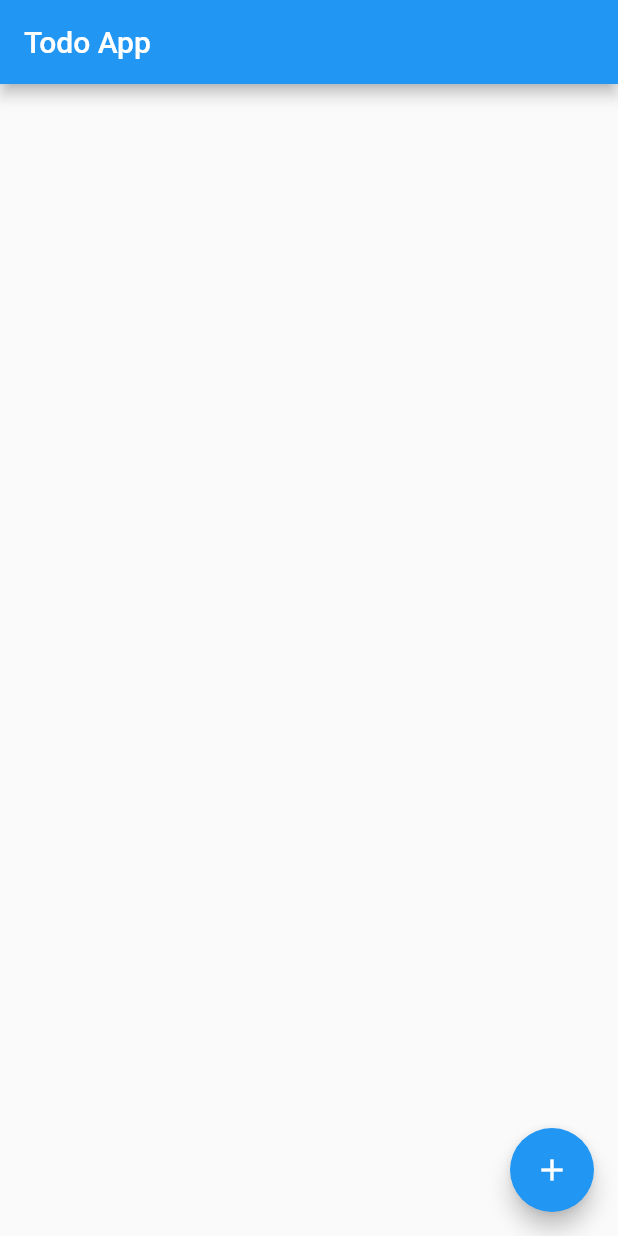
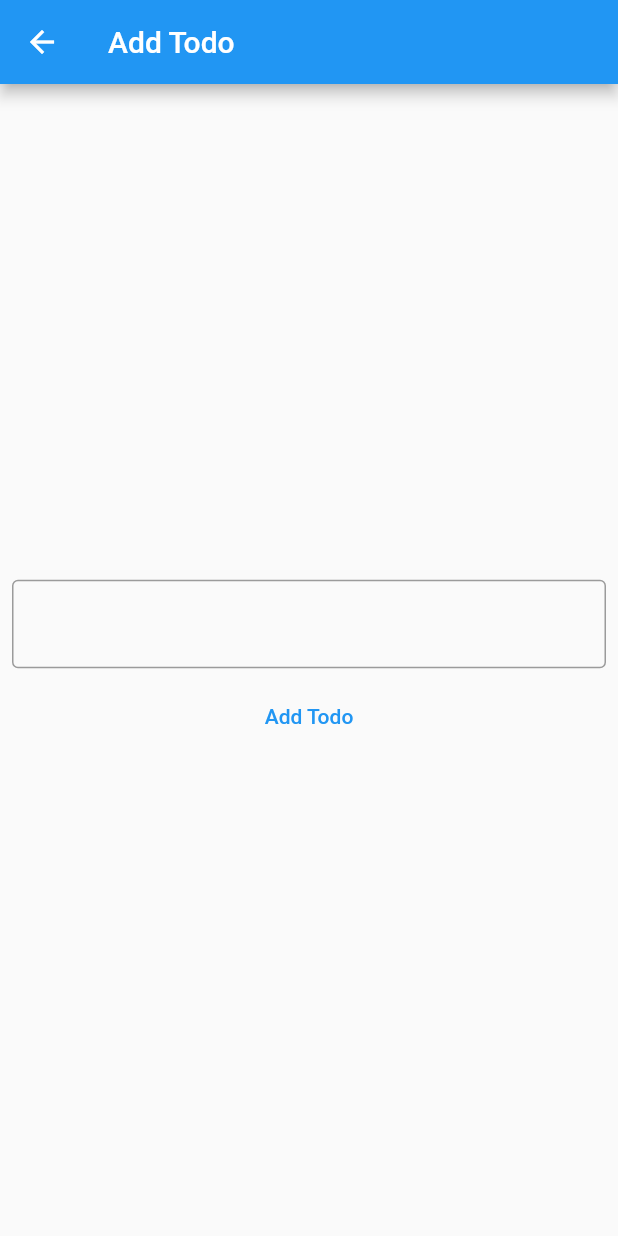
Before and after one commit to peacebefore/todo, a Flutter app: the screen it shows after launch, after a tap on the "add" icon, on a phone screen of 412 x 824 dp. Run offline on Flutter 3.47's test engine with Material 2 defaults, Android fonts, the phone set to English and light mode, and no system bars; our stand-ins replace flutter_riverpod.

Commit message:
Built out 'add todo' functionality

```diff
--- a/todo/lib/main.dart
+++ b/todo/lib/main.dart
@@ -1,8 +1,9 @@
 import 'package:flutter/material.dart';
+import 'package:flutter_riverpod/flutter_riverpod.dart';
 import 'pages/home.dart';
 
 void main() {
-  runApp(const MyApp());
+  runApp(const ProviderScope(child: MyApp()));
 }
 
 class MyApp extends StatelessWidget {
--- a/todo/lib/pages/add.dart
+++ b/todo/lib/pages/add.dart
@@ -0,0 +1,35 @@
+import 'package:flutter/material.dart';
+import 'package:flutter_riverpod/flutter_riverpod.dart';
+import 'package:todo/providers/todo_provider.dart';
+
+class AddTodo extends ConsumerWidget {
+  const AddTodo({super.key});
+
+  @override
+  Widget build(BuildContext context, WidgetRef ref) {
+    TextEditingController todoController = TextEditingController();
+    return Scaffold(
+      appBar: AppBar(title: const Text("Add Todo")),
+      body: Center(
+          child: Column(
+            mainAxisSize: MainAxisSize.min,
+        children: [
+          Padding(
+            padding: const EdgeInsets.all(8.0),
+            child: TextField(
+              controller: todoController,
+              decoration: const InputDecoration(border: OutlineInputBorder()),
+            ),
+          ),
+          TextButton(
+            onPressed: () {
+              ref.read(todoProvider.notifier).addTodo(todoController.text);
+              Navigator.pop(context);
+            },
+            child: const Text("Add Todo"),
+            )
+          ],
+        )),
+    );
+  }
+}
--- a/todo/lib/pages/home.dart
+++ b/todo/lib/pages/home.dart
@@ -1,10 +1,10 @@
-
-
 import 'package:flutter/material.dart';
-
+import 'package:todo/pages/add.dart';
 
 class MyHomePage extends StatefulWidget {
-  const MyHomePage({super.key});
+  const MyHomePage({
+    super.key,
+  });
 
   @override
   State<MyHomePage> createState() => _MyHomePageState();
@@ -14,16 +14,17 @@ class _MyHomePageState extends State<MyHomePage> {
 
   @override
   Widget build(BuildContext context) {
-
     return Scaffold(
       appBar: AppBar(
-        title: Text("Todo App"),
+        title: const Text("Todo App"),
       ),
-      body: Center(
-
-      ),
+      body: const Center(),
       floatingActionButton: FloatingActionButton(
-        onPressed: (){},
+        onPressed: () {
+          Navigator.of(context).push(
+            MaterialPageRoute(builder: (context) => const AddTodo()),
+          );
+        },
         tooltip: 'Increment',
         child: const Icon(Icons.add),
       ),
```
